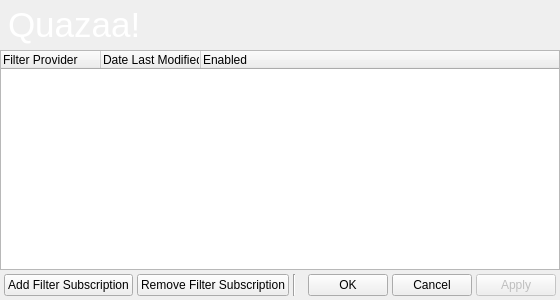
This is branches/Rewrite/UI/dialogsecuritysubscriptions.ui in c3c/quazaa as Qt 5 draws it before an edit. The edited form follows.
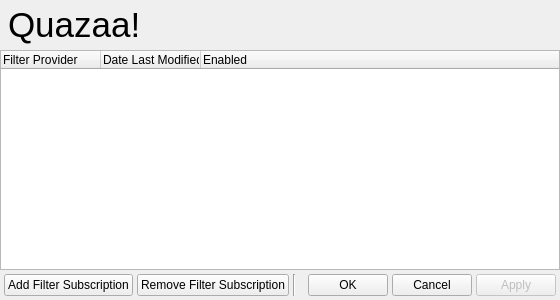
This is the edited form. Icons and pictures are not drawn.

Commit message: Removed remaining hard coded skinning style sheets from ui. Fixed default app menu appearing to right of nav toolbar. Now appears where menu should appear.

What changed in the file:
```diff
--- a/branches/Rewrite/UI/dialogsecuritysubscriptions.ui
+++ b/branches/Rewrite/UI/dialogsecuritysubscriptions.ui
@@ -53,10 +53,6 @@
        <height>50</height>
       </size>
      </property>
-     <property name="styleSheet">
-      <string notr="true">background-image: url(:/Resource/HeaderBackground.png);
-color: rgb(255, 255, 255);</string>
-     </property>
      <property name="frameShape">
       <enum>QFrame::NoFrame</enum>
      </property>
```
Left out of the diff: 10 changed lines with no effect on the pictures. The commit also changes 33 other files.
